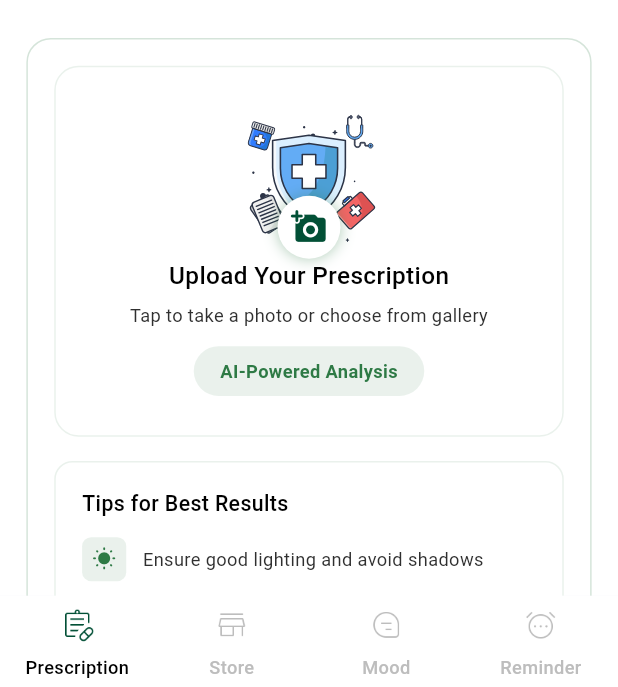
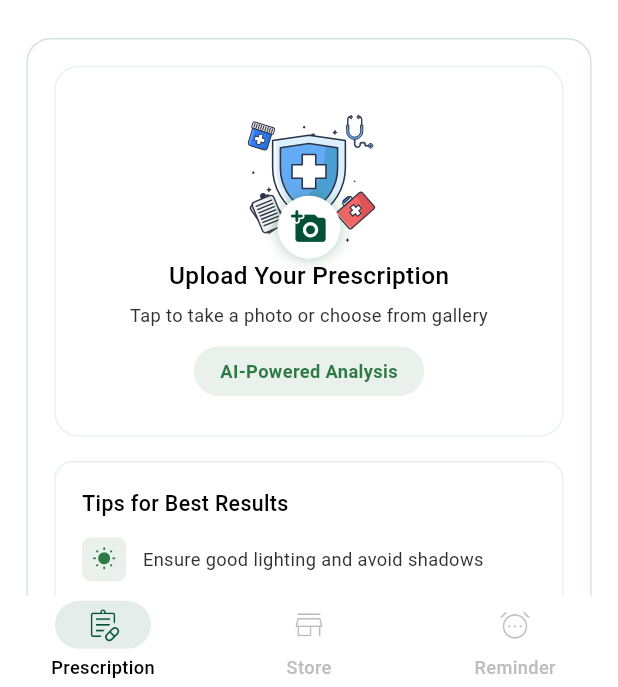
Before and after one commit to Noctambulist007/Sheba_AI, a Flutter app: the screen it shows after launch, on a phone screen of 412 x 824 dp, the part 549-1236 px from its top. Run offline on Flutter 3.47's test engine with Material 3 defaults, Android fonts, the phone set to English and light mode, and no system bars; drawn by our look-alikes of carousel_slider; our stand-ins replace dio, flutter_animate, flutter_form_builder, flutter_local_notifications, flutter_onboarding_slider, flutter_riverpod and 16 more; missing offline and left inert: platform_info, simple_ripple_animation; accounts and stored records are empty; Roboto replaces fonts that are missing (SF Pro); project files that could hold a hidden picture were left out.

Commit message:
feat(nav): add Reminders tab to bottom navigation and update theme colors
- Add Reminder route to MainScreen and register reminder tab in navigation
- Update BottomNavBar to include Reminders tab with bell icon
- Add new color tokens to AppColors for reminder and notification UI

```diff
--- a/lib/presentation/screen/main/main_screen.dart
+++ b/lib/presentation/screen/main/main_screen.dart
@@ -37,7 +37,7 @@
     _pages = [
       const PrescriptionScreen(),
       const StoreScreen(),
-      const ChatScreen(),
+      // const ChatScreen(),
       const ReminderScreen(),
 
     ];
--- a/lib/presentation/screen/main/widget/bottom_nav_bar.dart
+++ b/lib/presentation/screen/main/widget/bottom_nav_bar.dart
@@ -27,10 +27,10 @@
         icon: "assets/icons/store-light-icon.png",
         label: "Store",
       ),
-      NavigationItem(
-        icon: "assets/icons/chat-light-icon.png",
-        label: "Mood",
-      ),
+      // NavigationItem(
+      //   icon: "assets/icons/chat-light-icon.png",
+      //   label: "Mood",
+      // ),
       NavigationItem(
         icon: "assets/icons/reminder-light-icon.png",
         label: "Reminder",
@@ -66,6 +66,7 @@
 
           child: NavigationBar(
             height: 60.h,
+            indicatorColor: AppColors.colorPrimary.withOpacity(0.1),
             selectedIndex: selectedIndex,
             onDestinationSelected: onItemSelected,
             backgroundColor: Colors.white,
--- a/lib/presentation/theme/color.dart
+++ b/lib/presentation/theme/color.dart
@@ -279,6 +279,8 @@
   static const Color grayscaleBody = Color(0xFF212529);
   static const Color primaryIconBackground = Color(0xFF699AB5);
   static const Color colorBackgroundPrimary = Color(0xFFEEFCF5);
+  static const Color grayscaleText = grayscaleTextBody;
+  static const Color grayscaleBorder = grayscaleBorderDefault;
 }
 
 // ------------------------------ Global Color Constants ------------------------------
```
